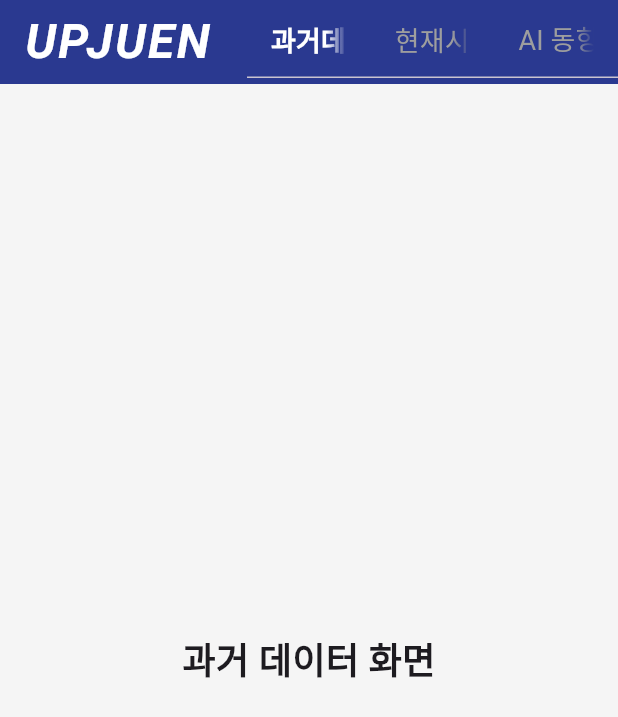
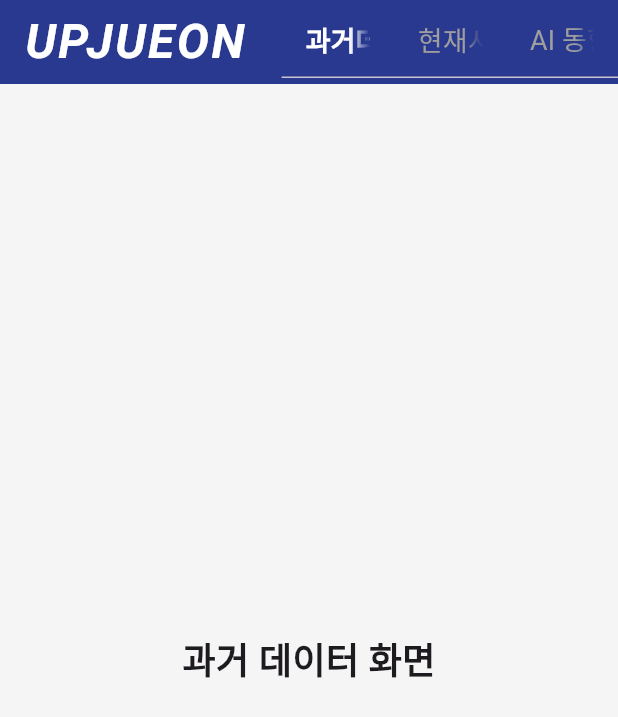
Before and after one commit to aiden30015/BigDaterProject, a Flutter app: the screen it shows after launch, on a phone screen of 412 x 824 dp. Shown: the top 717 px of the screen. Run offline on Flutter 3.47's test engine with Material 3 defaults, Android fonts, the phone set to English and light mode, and no system bars; our stand-ins replace dio, fl_chart; missing offline and left inert: candlesticks; Roboto replaces fonts that are missing (Jalnan).

Commit message:
✏️ :: 타이틀 오타 수정

```diff
--- a/lib/main.dart
+++ b/lib/main.dart
@@ -31,7 +31,7 @@ class _CryptoAppState extends State<CryptoApp> with SingleTickerProviderStateMix
   Widget build(BuildContext context) {
     return MaterialApp(
       debugShowCheckedModeBanner: false,
-      title: 'UPJUEN 암호화폐 거래소',
+      title: 'UPJUEON 암호화폐 거래소',
       theme: ThemeData(
         primaryColor: Color(0xFF2A3990),
         fontFamily: 'Jalnan',
@@ -56,7 +56,7 @@ class _CryptoAppState extends State<CryptoApp> with SingleTickerProviderStateMix
               Padding(
                 padding: const EdgeInsets.only(left: 16.0, right: 24.0),
                 child: Text(
-                  'UPJUEN',
+                  'UPJUEON',
                   style: TextStyle(
                     color: Colors.white,
                     fontWeight: FontWeight.bold,
```
